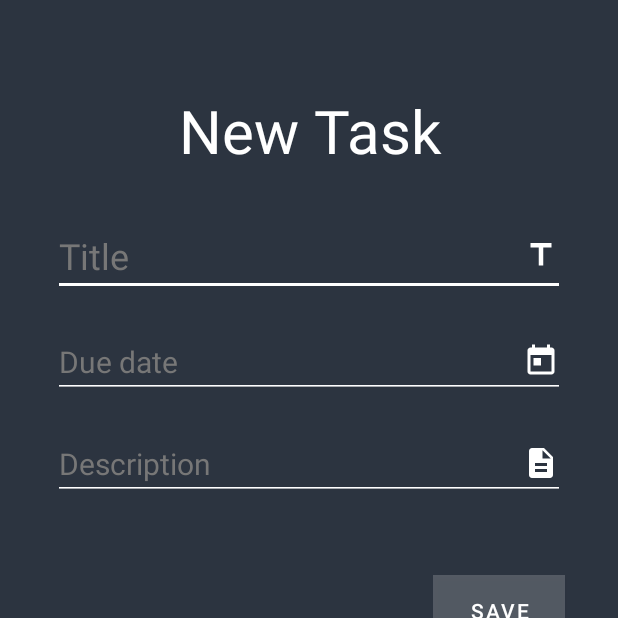
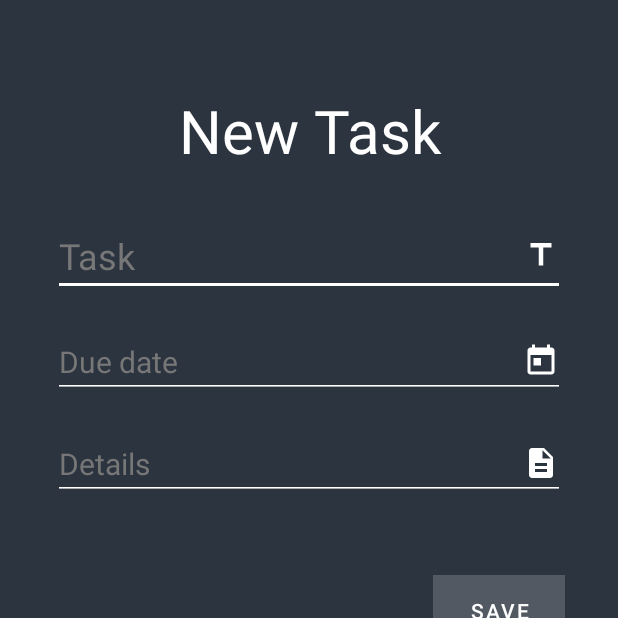
Before and after one commit to LeFi8/HabitApp, an Android app: the AddTaskActivity screen opened directly, with no data from a screen before it, on a phone screen of 412 x 824 dp, the top half of it. Run offline under Robolectric (Android 15) with nearby library versions, the phone set to English and light mode, and no system bars; Roboto replaces fonts that are not available here.

```diff
--- a/app/src/main/java/com/example/habitapp/AddHabitActivity.java
+++ b/app/src/main/java/com/example/habitapp/AddHabitActivity.java
@@ -14,7 +14,7 @@ public class AddHabitActivity extends AppCompatActivity {
 
     private EditText habitTitle;
     private EditText habitTime;
-    private EditText habitDescription;
+    private EditText habitDetails;
     private int hour, minute;
 
     @Override
@@ -24,7 +24,7 @@ public class AddHabitActivity extends AppCompatActivity {
 
         habitTitle = findViewById(R.id.add_title);
         habitTime = findViewById(R.id.set_time);
-        habitDescription = findViewById(R.id.add_description);
+        habitDetails = findViewById(R.id.add_details);
 
         habitTime.setOnClickListener( l -> setTimePicker());
 
--- a/app/src/main/java/com/example/habitapp/AddTaskActivity.java
+++ b/app/src/main/java/com/example/habitapp/AddTaskActivity.java
@@ -3,21 +3,26 @@ package com.example.habitapp;
 import androidx.appcompat.app.AppCompatActivity;
 
 import android.app.DatePickerDialog;
+import android.database.Cursor;
 import android.os.Bundle;
 import android.widget.Button;
 import android.widget.EditText;
 import android.widget.Toast;
 
 import java.text.DateFormat;
+import java.util.ArrayList;
 import java.util.Calendar;
 
 public class AddTaskActivity extends AppCompatActivity {
 
     private EditText taskTitle;
     private EditText taskDueDate;
-    private EditText taskDescription;
+    private EditText taskDetails;
     private Calendar calendar;
     private int day, month, year;
+
+    DbHelper db;
+    ArrayList<String> idTask, name, dueDate, details;
 
     @Override
     protected void onCreate(Bundle savedInstanceState) {
@@ -26,12 +31,17 @@ public class AddTaskActivity extends AppCompatActivity {
 
         taskTitle = findViewById(R.id.add_title);
         taskDueDate = findViewById(R.id.set_due_date);
-        taskDescription = findViewById(R.id.add_description);
+        taskDetails = findViewById(R.id.add_details);
 
         calendar = Calendar.getInstance();
         day = calendar.get(Calendar.DAY_OF_MONTH);
         month = calendar.get(Calendar.MONTH);
         year = calendar.get(Calendar.YEAR);
+
+        idTask = new ArrayList<>();
+        name = new ArrayList<>();
+        dueDate = new ArrayList<>();
+        details = new ArrayList<>();
 
         taskDueDate.setOnClickListener( l -> setDatePicker());
 
@@ -41,6 +51,11 @@ public class AddTaskActivity extends AppCompatActivity {
                 Toast.makeText(this, "Task needs a title", Toast.LENGTH_SHORT).show();
             else {
                 // TODO: save title, date and description, count number of ongoing tasks
+
+                db = new DbHelper(AddTaskActivity.this);
+                db.addTask(taskTitle.getText().toString(), taskDueDate.toString(), taskDetails.toString());
+                storeDataInArrays();
+
                 Toast.makeText(this, "Task added!", Toast.LENGTH_SHORT).show();
                 finish();
             }
@@ -63,4 +78,16 @@ public class AddTaskActivity extends AppCompatActivity {
         datePickerDialog.setTitle("Select date");
         datePickerDialog.show();
     }
+
+    private void storeDataInArrays(){
+        Cursor cursor = db.readAllTasks();
+        if (cursor.getCount() != 0){
+            while (cursor.moveToNext()){
+                idTask.add(cursor.getString(0));
+                name.add(cursor.getString(1));
+                dueDate.add(cursor.getString(2));
+                details.add(cursor.getString(3));
+            }
+        }
+    }
 }
--- a/app/src/main/res/layout/activity_add_task.xml
+++ b/app/src/main/res/layout/activity_add_task.xml
@@ -32,8 +32,8 @@
         android:drawableEnd="@drawable/ic_title"
         android:ems="10"
         android:fontFamily="@font/roboto_medium"
-        android:hint="@string/title"
-        android:inputType="textPersonName"
+        android:hint="@string/title_task"
+        android:inputType="text"
         android:backgroundTint="@color/white"
         android:textColorHint="@color/light_grey3"
         android:textSize="24sp"
@@ -69,18 +69,18 @@
         android:autofillHints="" />
 
     <EditText
-        android:id="@+id/add_description"
+        android:id="@+id/add_details"
         android:layout_width="match_parent"
         android:layout_height="wrap_content"
         android:layout_marginStart="35dp"
         android:layout_marginTop="20dp"
         android:layout_marginEnd="35dp"
         android:autofillHints=""
-        android:drawableEnd="@drawable/ic_description"
+        android:drawableEnd="@drawable/ic_details"
         android:ems="10"
         android:fontFamily="@font/roboto"
-        android:hint="@string/description"
-        android:inputType="textPersonName"
+        android:hint="@string/details"
+        android:inputType="text"
         android:backgroundTint="@color/white"
         android:textColorHint="@color/light_grey3"
         android:textSize="20sp"
@@ -106,7 +106,7 @@
         app:layout_constraintEnd_toEndOf="parent"
         app:layout_constraintHorizontal_bias="1.0"
         app:layout_constraintStart_toStartOf="parent"
-        app:layout_constraintTop_toBottomOf="@+id/add_description"
+        app:layout_constraintTop_toBottomOf="@+id/add_details"
         app:layout_constraintVertical_bias="0.0" />
 
 
--- a/app/src/main/res/values/strings.xml
+++ b/app/src/main/res/values/strings.xml
@@ -15,8 +15,9 @@
     <!-- TODO: Remove or change this placeholder text -->
     <string name="hello_blank_fragment">Hello blank fragment</string>
     <string name="add_habit">Add new habit</string>
-    <string name="title">Title</string>
-    <string name="description">Description</string>
+    <string name="title_task">Task</string>
+    <string name="title_habit">Habit</string>
+    <string name="details">Details</string>
     <string name="due_date">Due date</string>
     <string name="save">Save</string>
     <string name="new_task">New Task</string>
```
Also changed, not shown: app/src/main/java/com/example/habitapp/DbHelper.java (added, +73 -0 lines), app/src/main/res/layout/activity_add_habit.xml (+7 -7 lines), app/src/main/res/layout/fragment_tasks.xml (+12 -0 lines), app/src/main/res/drawable/ic_details.xml (renamed from app/src/main/res/drawable/ic_description.xml).
